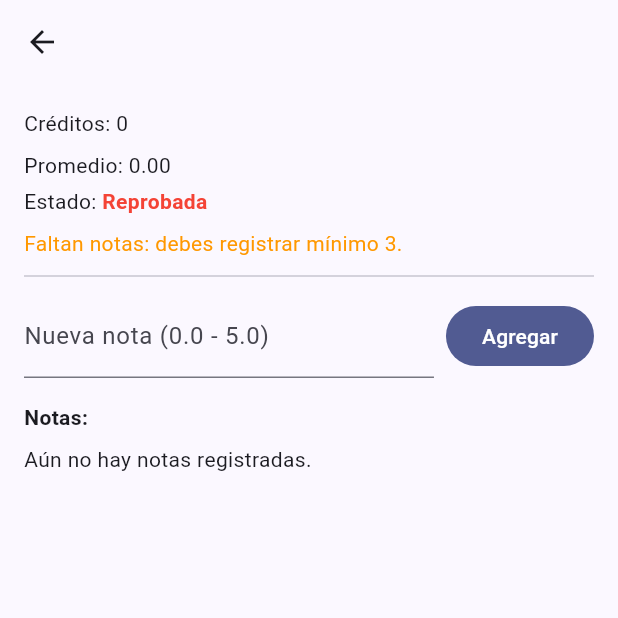
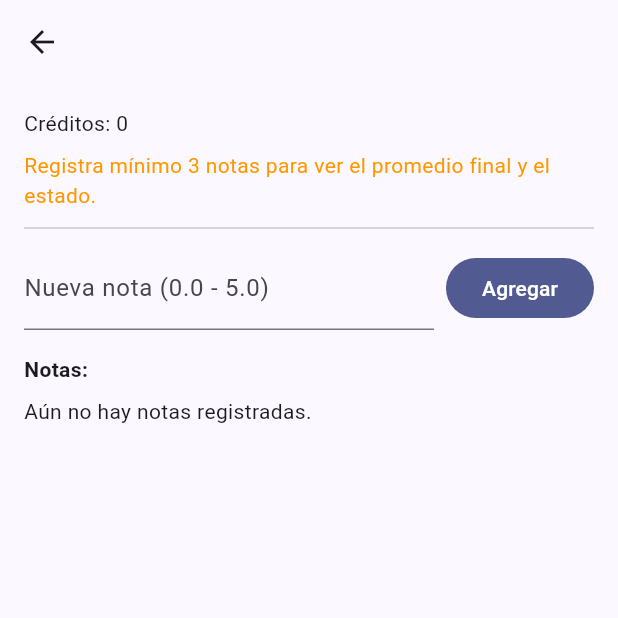
Before and after one commit to cesarposso/sistema_notas, a Flutter app: the DetalleMateriaScreen screen opened directly with empty values, on a phone screen of 412 x 824 dp, the top half of it. Run offline on Flutter 3.47's test engine with Material 3 defaults, Android fonts, the phone set to English and light mode, and no system bars.

Commit message:
feat: gestión de materias y notas con promedio

```diff
--- a/lib/controllers/materias_controller.dart
+++ b/lib/controllers/materias_controller.dart
@@ -18,4 +18,8 @@ class MateriasController {
   void agregarNota(Materia materia, double nota) {
     materia.agregarNota(nota);
   }
+
+  void eliminarNota(Materia materia, int index) {
+    materia.eliminarNotaEn(index);
+  }
 }
--- a/lib/screens/detalle_materia_screen.dart
+++ b/lib/screens/detalle_materia_screen.dart
@@ -56,6 +56,13 @@ class _DetalleMateriaScreenState extends State<DetalleMateriaScreen> {
     }
   }
 
+  void _eliminarNota(int index) {
+    setState(() {
+      widget.controller.eliminarNota(widget.materia, index);
+    });
+    widget.onChanged();
+  }
+
   @override
   void dispose() {
     _notaCtrl.dispose();
@@ -67,8 +74,34 @@ class _DetalleMateriaScreenState extends State<DetalleMateriaScreen> {
     final m = widget.materia;
 
     final promedioText = m.promedio.toStringAsFixed(2);
-    final estado = m.aprobada ? 'Aprobada' : 'Reprobada';
-    final estadoColor = m.aprobada ? Colors.green : Colors.red;
+
+    Widget resumen;
+    if (!m.tieneMinimoNotas) {
+      resumen = const Text(
+        'Registra mínimo 3 notas para ver el promedio final y el estado.',
+        style: TextStyle(color: Colors.orange),
+      );
+    } else {
+      final estado = m.aprobada ? 'Aprobada' : 'Reprobada';
+      final estadoColor = m.aprobada ? Colors.green : Colors.red;
+
+      resumen = Column(
+        crossAxisAlignment: CrossAxisAlignment.start,
+        children: [
+          Text('Promedio final: $promedioText'),
+          const SizedBox(height: 4),
+          Row(
+            children: [
+              const Text('Estado: '),
+              Text(
+                estado,
+                style: TextStyle(color: estadoColor, fontWeight: FontWeight.w600),
+              ),
+            ],
+          ),
+        ],
+      );
+    }
 
     return Scaffold(
       appBar: AppBar(title: Text(m.nombre)),
@@ -80,26 +113,7 @@ class _DetalleMateriaScreenState extends State<DetalleMateriaScreen> {
             if (m.creditos != null) Text('Créditos: ${m.creditos}'),
             const SizedBox(height: 8),
 
-            Text('Promedio: $promedioText'),
-            const SizedBox(height: 4),
-
-            Row(
-              children: [
-                const Text('Estado: '),
-                Text(
-                  estado,
-                  style: TextStyle(color: estadoColor, fontWeight: FontWeight.w600),
-                ),
-              ],
-            ),
-            const SizedBox(height: 8),
-
-            if (!m.tieneMinimoNotas)
-              const Text(
-                'Faltan notas: debes registrar mínimo 3.',
-                style: TextStyle(color: Colors.orange),
-              ),
-
+            resumen,
             const Divider(height: 24),
 
             Row(
@@ -135,6 +149,10 @@ class _DetalleMateriaScreenState extends State<DetalleMateriaScreen> {
                 separatorBuilder: (_, __) => const Divider(height: 1),
                 itemBuilder: (_, i) => ListTile(
                   title: Text('Nota ${i + 1}: ${m.notas[i].toStringAsFixed(2)}'),
+                  trailing: IconButton(
+                    icon: const Icon(Icons.delete),
+                    onPressed: () => _eliminarNota(i),
+                  ),
                 ),
               ),
             ),
```
Also changed, not shown: lib/models/materia.dart (+7 -0 lines).
